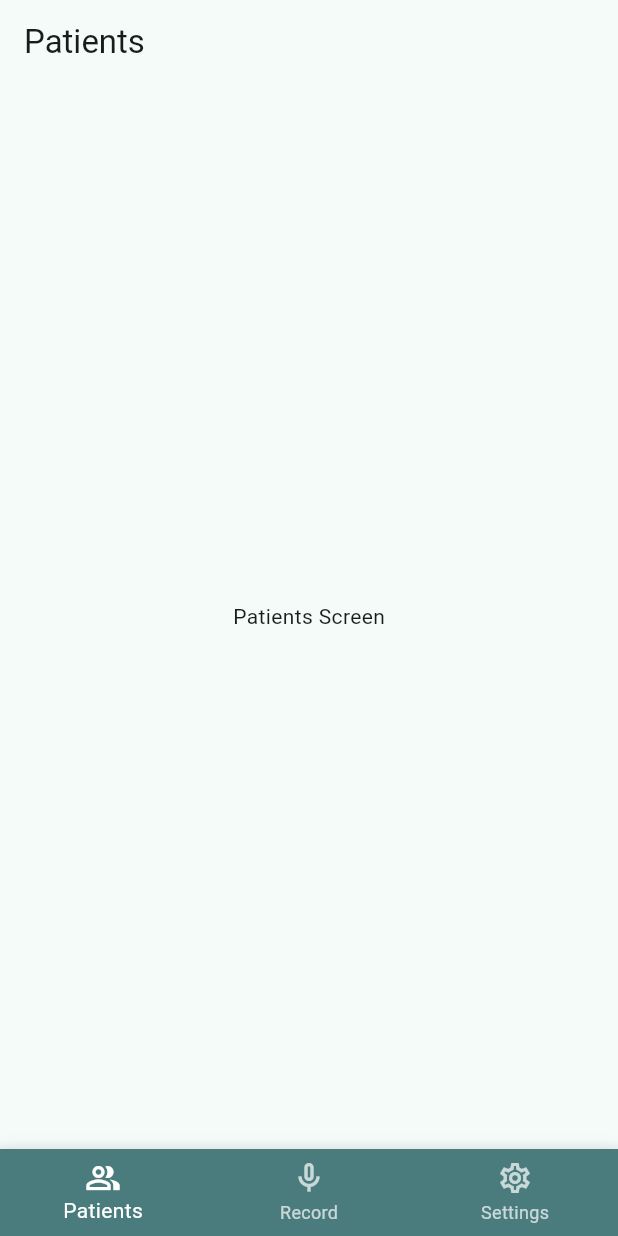
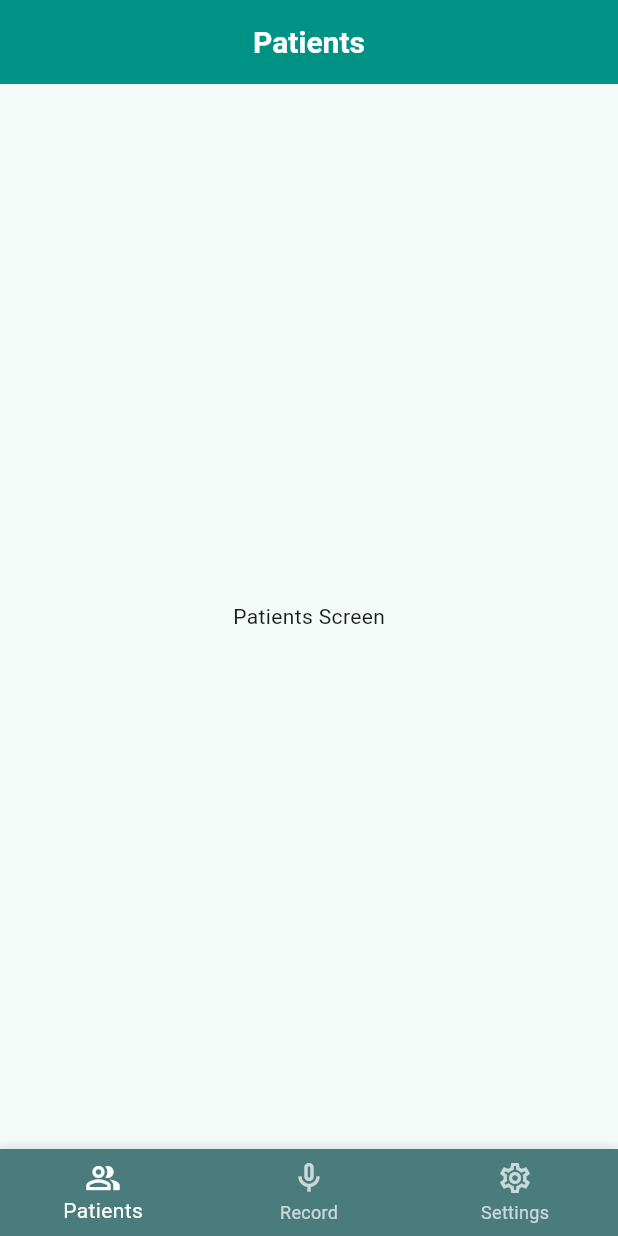
Before and after one commit to Shubham-2004/ai-scribe-copilot, a Flutter app: the screen it shows after launch, on a phone screen of 412 x 824 dp. Run offline on Flutter 3.47's test engine with Material 3 defaults, Android fonts, the phone set to English and light mode, and no system bars; our stand-ins replace device_preview.

Commit message:
add: custom appbar throughout the app

```diff
--- /dev/null
+++ b/stream_script_app/lib/core/components/custom_appbar.dart
@@ -0,0 +1,39 @@
+import 'package:flutter/material.dart';
+
+class CustomAppBar extends StatelessWidget implements PreferredSizeWidget {
+  final String title;
+  final List<Widget>? actions;
+  final bool centerTitle;
+  final Widget? leading;
+
+  const CustomAppBar({
+    Key? key,
+    required this.title,
+    this.actions,
+    this.centerTitle = true,
+    this.leading,
+  }) : super(key: key);
+
+  @override
+  Size get preferredSize => const Size.fromHeight(kToolbarHeight);
+
+  @override
+  Widget build(BuildContext context) {
+    return AppBar(
+      backgroundColor: Colors.teal,
+      elevation: 2,
+      title: Text(
+        title,
+        style: const TextStyle(
+          color: Colors.white,
+          fontWeight: FontWeight.bold,
+          fontSize: 20,
+        ),
+      ),
+      centerTitle: centerTitle,
+      iconTheme: const IconThemeData(color: Colors.white),
+      actions: actions,
+      leading: leading,
+    );
+  }
+}
--- a/stream_script_app/lib/features/patient_management/presentation/patients_screen.dart
+++ b/stream_script_app/lib/features/patient_management/presentation/patients_screen.dart
@@ -1,4 +1,5 @@
 import 'package:flutter/material.dart';
+import 'package:stream_script/core/components/custom_appbar.dart';
 
 class PatientsScreen extends StatelessWidget {
   const PatientsScreen({super.key});
@@ -6,8 +7,8 @@ class PatientsScreen extends StatelessWidget {
   @override
   Widget build(BuildContext context) {
     return Scaffold(
-      appBar: AppBar(
-        title: const Text('Patients'),
+      appBar: CustomAppBar(
+        title: 'Patients',
       ),
       body: const Center(
         child: Text('Patients Screen'),
--- a/stream_script_app/lib/features/session_recording/presentation/recording_screen.dart
+++ b/stream_script_app/lib/features/session_recording/presentation/recording_screen.dart
@@ -1,4 +1,5 @@
 import 'package:flutter/material.dart';
+import 'package:stream_script/core/components/custom_appbar.dart';
 
 class RecordingScreen extends StatelessWidget {
   const RecordingScreen({super.key});
@@ -6,8 +7,8 @@ class RecordingScreen extends StatelessWidget {
   @override
   Widget build(BuildContext context) {
     return Scaffold(
-      appBar: AppBar(
-        title: const Text('Recording'),
+      appBar: CustomAppBar(
+        title: 'Recording',
       ),
       body: const Center(
         child: Text('Recording Screen'),
--- a/stream_script_app/lib/features/settings/presentation/settings_screen.dart
+++ b/stream_script_app/lib/features/settings/presentation/settings_screen.dart
@@ -1,4 +1,5 @@
 import 'package:flutter/material.dart';
+import 'package:stream_script/core/components/custom_appbar.dart';
 
 class SettingsScreen extends StatelessWidget {
   const SettingsScreen({super.key});
@@ -6,8 +7,8 @@ class SettingsScreen extends StatelessWidget {
   @override
   Widget build(BuildContext context) {
     return Scaffold(
-      appBar: AppBar(
-        title: const Text('Settings'),
+      appBar: CustomAppBar(
+        title: 'Settings',
       ),
       body: const Center(
         child: Text('Settings Screen'),
```
